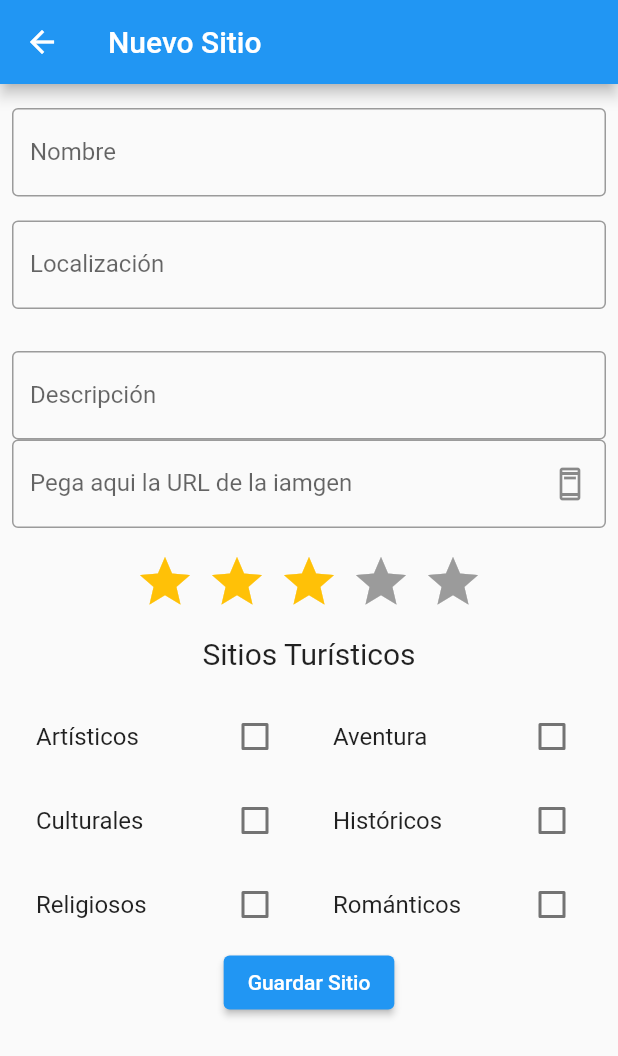
After one commit to Twoprogrammers/Turismo, a Flutter app: the MySitePage screen opened directly, after a tap on the "add" icon, on a phone screen of 412 x 824 dp. The commit adds this screen. Shown: the top 1056 px of the screen. Run offline on Flutter 3.47's test engine with Material 2 defaults, Android fonts, the phone set to English and light mode, and no system bars; drawn by our look-alikes of flutter_rating_bar; our stand-ins replace cloud_firestore, firebase_auth, firebase_core, fluttertoast, hive, hive_flutter and 1 more; accounts and stored records are empty; statements that could not run were skipped.

Commit message:
Lugares modificados

```diff
--- /dev/null
+++ b/lib/models/sitios.dart
@@ -0,0 +1,114 @@
+class Site {
+  var _uid;
+  var _photo;
+  var _nameSite;
+  var _generalDescription;
+  var _rating;
+  var _town;
+  var _department;
+  var _detailedDescription;
+  var _moreInformation;
+  var _latitude;
+  var _longitude;
+
+
+  Site(this._uid, this._photo, this._nameSite, this._generalDescription,
+      this._rating, this._town, this._department, this._detailedDescription,
+      this._moreInformation, this._latitude, this._longitude);
+
+  Site.fromJson(Map<String, dynamic> json)
+      :
+        _uid = json['id'],
+        _photo = json['photo'],
+        _nameSite = json['nameSite'],
+        _generalDescription = json['littleDescription'],
+        _rating = json['rating'],
+        _town = json['town'],
+        _department = json['department'],
+        _detailedDescription = json['detailedDescription'],
+        _moreInformation = json['moreInformation'],
+        _latitude = json['latitude'],
+        _longitude = json['longitude'];
+
+  Map<String, dynamic> toJson() =>
+      {
+        'id': _uid,
+        'name': _photo,
+        'author': _nameSite,
+        'pages': _generalDescription,
+        'rating': _rating,
+        'town': _town,
+        'department': _department,
+        'detailedDescription': _detailedDescription,
+        'moreInformation': _moreInformation,
+        'latitude': _latitude,
+        'longitude': _longitude,
+
+      };
+
+  get town => _town;
+
+  set town(value) {
+    _town = value;
+  }
+
+  get moreInformation => _moreInformation;
+
+  set moreInformation(value) {
+    _moreInformation = value;
+  }
+
+  get detailedDescription => _detailedDescription;
+
+  set detailedDescription(value) {
+    _detailedDescription = value;
+  }
+
+  get department => _department;
+
+  set department(value) {
+    _department = value;
+  }
+
+  get rating => _rating;
+
+  set rating(value) {
+    _rating = value;
+  }
+
+  get generalDescription => _generalDescription;
+
+  set generalDescription(value) {
+    _generalDescription = value;
+  }
+
+  get nameSite => _nameSite;
+
+  set nameSite(value) {
+    _nameSite = value;
+  }
+
+  get photo => _photo;
+
+  set photo(value) {
+    _photo = value;
+  }
+
+  get uid => _uid;
+
+  set uid(value) {
+    _uid = value;
+  }
+
+  get longitude => _longitude;
+
+  set longitude(value) {
+    _longitude = value;
+  }
+
+  get latitude => _latitude;
+
+  set latitude(value) {
+    _latitude = value;
+  }
+}
--- a/lib/pages/login_page.dart
+++ b/lib/pages/login_page.dart
@@ -5,9 +5,10 @@ import 'package:mi_musica/pages/home_page.dart';
 import 'package:mi_musica/pages/register_page.dart';
 import 'package:shared_preferences/shared_preferences.dart';
 import '../models/user.dart';
-import '../repository/usuariofirebase.dart';
 import 'package:firebase_auth/firebase_auth.dart';
 import 'package:fluttertoast/fluttertoast.dart';
+
+import '../repository/usuarioFirebase.dart';
 
 
 class LoginPage extends StatefulWidget {
--- /dev/null
+++ b/lib/pages/mi_sitios_page.dart
@@ -0,0 +1,51 @@
+import 'package:cloud_firestore/cloud_firestore.dart';
+import 'package:firebase_auth/firebase_auth.dart';
+import 'package:flutter/material.dart';
+import 'new_Site_page.dart';
+
+class MySitePage extends StatefulWidget {
+  const MySitePage({Key? key}) : super(key: key);
+
+  @override
+  State<MySitePage> createState() => _MySitePageState();
+}
+
+enum Menu { logOut }
+
+class _MySitePageState extends  State<MySitePage> {
+  @override
+  Widget build(BuildContext context) {
+    return Scaffold(
+      body: Padding(
+          padding: const EdgeInsets.symmetric(horizontal: 8, vertical: 16),
+          child: StreamBuilder<QuerySnapshot>(
+            stream: FirebaseFirestore.instance
+                .collection("users")
+                .doc(FirebaseAuth.instance.currentUser?.uid)
+                .collection("sitios")
+                .snapshots(),
+            builder: (context, snapshot) {
+              if (!snapshot.hasData) return const Text('Loading');
+              return ListView.builder(
+                itemCount: snapshot.data?.docs.length,
+                itemBuilder: (context, index) {
+                  QueryDocumentSnapshot book = snapshot.data!.docs[index];
+                  return Card(
+                      child: ListTile(
+                        title: Text(book['name']),
+                        subtitle: Text(book['localizacion']),
+                      ));
+                },
+              );
+            },
+          )),
+      floatingActionButton: FloatingActionButton(
+          onPressed: () {
+            Navigator.push(context,
+                MaterialPageRoute(builder: (context) => const NewSitePage()));
+          },
+          tooltip: 'Nuevo Lugar',
+          child: const Icon(Icons.add)),
+    );
+  }
+}
--- /dev/null
+++ b/lib/pages/new_Site_page.dart
@@ -0,0 +1,234 @@
+import 'package:flutter/material.dart';
+import 'package:flutter_rating_bar/flutter_rating_bar.dart';
+import 'package:mi_musica/models/sitios.dart';
+
+import '../repository/usuarioFirebase.dart';
+
+
+
+class NewSitePage extends StatefulWidget {
+  const NewSitePage({Key? key}) : super(key: key);
+
+  @override
+  State<NewSitePage> createState() => _NewSitePageState();
+}
+
+class _NewSitePageState extends State<NewSitePage> {
+  final UsuarioFirebase _usuarioFirebase = UsuarioFirebase();
+
+  final _nameSite = TextEditingController();
+  final _town = TextEditingController();
+  final _generalDescription = TextEditingController();
+  final _department = TextEditingController();
+  final _detailedDescription = TextEditingController();
+  final _latitude = TextEditingController();
+  final _longitude = TextEditingController();
+  final _photo = TextEditingController();
+
+  double _rating = 3.0;
+
+  bool _artisticos = false, _culturales = false, _aventura = false, _historicos = false;
+  bool _religiosos = false, _romance = false;
+
+  void _showMsg(String msg){
+    final scaffold = ScaffoldMessenger.of(context);
+    scaffold.showSnackBar(
+      SnackBar(content: Text(msg),
+        action: SnackBarAction(
+            label: 'Aceptar', onPressed: scaffold.hideCurrentSnackBar),
+      ),
+    );
+  }
+  void _createSitio(Site sitio) async{
+    var result = await _usuarioFirebase.createSitio(sitio);
+    _showMsg(result);
+    Navigator.pop(context);
+  }
+  void _saveSite() {
+    var genres = "";
+    if (_artisticos) genres = "$genres Artísticos";
+    if (_culturales) genres = "$genres Culturales";
+    if (_aventura) genres = "$genres Aventura";
+    if (_historicos) genres = "$genres Históricos";
+    if (_religiosos) genres = "$genres Religiosos";
+    if (_romance) genres = "$genres Románticos";
+    var sitio = Site("", _nameSite.text, _generalDescription.text, _town.text, _department.text, _detailedDescription.text, _latitude.text, _longitude.text, genres, _photo.text, _rating.toDouble() );
+    _createSitio(sitio);
+  }
+
+
+    @override
+  Widget build(BuildContext context) {
+    return Scaffold(
+      appBar: AppBar(
+        title: Text("Nuevo Sitio"),
+      ),
+      body: Padding(
+        padding: const EdgeInsets.symmetric(horizontal: 8, vertical: 16),
+        child: SingleChildScrollView(
+          child: Column(
+            mainAxisAlignment: MainAxisAlignment.center,
+            children: [
+              TextFormField(
+                controller: _nameSite,
+                decoration: const InputDecoration(
+                    border: OutlineInputBorder(), labelText: 'Nombre'),
+                keyboardType: TextInputType.text,
+              ),
+              const SizedBox(
+                height: 16.0,
+              ),
+              TextFormField(
+                controller: _department,
+                decoration: const InputDecoration(
+                    border: OutlineInputBorder(), labelText: 'Localización'),
+                keyboardType: TextInputType.text,
+              ),
+              const SizedBox(
+                height: 12.0,
+              ),
+
+              const SizedBox(
+                height: 16.0,
+              ),
+              TextFormField(
+                controller: _detailedDescription,
+                decoration: const InputDecoration(
+                    border: OutlineInputBorder(),
+                    labelText: 'Descripción'),
+                keyboardType: TextInputType.text,
+              ),
+              TextFormField(
+                controller: _photo,
+                decoration: const InputDecoration(
+                    border: OutlineInputBorder(),
+                    labelText: 'Pega aqui la URL de la iamgen',
+                    suffixIcon: Icon(Icons.ad_units_outlined)),
+                keyboardType: TextInputType.text,
+
+              ),
+              const SizedBox(
+                height: 16.0,
+              ),
+              RatingBar.builder(
+                initialRating: 3,
+                minRating: 1,
+                direction: Axis.horizontal,
+                allowHalfRating: true,
+                itemCount: 5,
+                itemPadding: const EdgeInsets.symmetric(horizontal: 4.0),
+                itemBuilder: (context, _) => const Icon(
+                  Icons.star,
+                  color: Colors.amber,
+                ),
+                onRatingUpdate: (rating) {
+                  _rating = rating;
+                },
+              ),
+              const SizedBox(
+                height: 16.0,
+              ),
+              const Text(
+                "Sitios Turísticos",
+                style: TextStyle(fontSize: 20),
+              ),
+              const SizedBox(
+                height: 16.0,
+              ),
+              Row(
+                children: [
+                  Expanded(
+                    child: CheckboxListTile(
+                      title: const Text("Artísticos"),
+                      value: _artisticos,
+                      selected: _artisticos,
+                      onChanged: (bool? value) {
+                        setState(() {
+                          _artisticos = value!;
+                        });
+                      } ,
+                    ),
+                  ),
+                  Expanded(
+                    child: CheckboxListTile(
+                      title: const Text("Aventura"),
+                      value: _aventura,
+                      selected: _aventura,
+                      onChanged: (bool? value) {
+                        setState(() {
+                          _aventura = value!;
+                        });
+                      },
+                    ),
+                  ),
+                ],
+              ),
+              Row(
+                children: [
+                  Expanded(
+                    child: CheckboxListTile(
+                      title: const Text("Culturales"),
+                      value: _culturales,
+                      selected: _culturales,
+                      onChanged: (bool? value) {
+                        setState(() {
+                          _culturales = value!;
+                        });
+                      },
+                    ),
+                  ),
+                  Expanded(
+                    child: CheckboxListTile(
+                      title: const Text("Históricos"),
+                      value: _historicos,
+                      selected: _historicos,
+                      onChanged: (bool? value) {
+                        setState(() {
+                          _historicos = value!;
+                        });
+                      },
+                    ),
+                  ),
+                ],
+              ),
+              Row(
+                children: [
+                  Expanded(
+                    child: CheckboxListTile(
+                      title: const Text("Religiosos"),
+                      value: _religiosos,
+                      selected: _religiosos,
+                      onChanged: (bool? value) {
+                        setState(() {
+                          _religiosos= value!;
+                        });
+                      },
+                    ),
+                  ),
+                  Expanded(
+                    child: CheckboxListTile(
+                      title: const Text("Románticos"),
+                      value: _romance,
+                      selected: _romance,
+                      onChanged: (bool? value) {
+                        setState(() {
+                          _romance = value!;
+                        });
+                      },
+                    ),
+                  ),
+                ],
+              ),
+              ElevatedButton(
+                onPressed: () {
+                  _saveSite();
+                },
+                child: const Text("Guardar Sitio"),
+              ),
+            ],
+          ),
+        ),
+      ),
+    );
+  }
+}
--- a/lib/pages/register_page.dart
+++ b/lib/pages/register_page.dart
@@ -3,7 +3,8 @@ import 'package:flutter/services.dart';
 import 'package:intl/intl.dart';
 import 'package:mi_musica/models/user.dart';
 import 'package:mi_musica/pages/login_page.dart';
-import '../repository/usuariofirebase.dart';
+import '../repository/usuarioFirebase.dart';
+
 
 
 class RegisterPage extends StatefulWidget {
--- a/lib/pages/splash_page.dart
+++ b/lib/pages/splash_page.dart
@@ -1,5 +1,6 @@
 import 'package:firebase_auth/firebase_auth.dart';
 import 'package:flutter/material.dart';
+import 'package:mi_musica/pages/home_page.dart';
 import 'package:mi_musica/pages/login_page.dart';
 
 import 'mi_sitios_page.dart';
@@ -26,7 +27,7 @@ class _SplashPageState extends State<SplashPage> {
             MaterialPageRoute(builder: (context) => const LoginPage()));
       } else {
         Navigator.pushReplacement(
-            context, MaterialPageRoute(builder: (context) => const MySitePage()));
+            context, MaterialPageRoute(builder: (context) => const HomePage()));
       }
     });
   }
```
Also changed, not shown: lib/main.dart (+10 -4 lines), lib/pages/home_page.dart (+99 -6 lines), lib/repository/usuariofirebase.dart (deleted, +0 -69 lines), pubspec.yaml (+8 -0 lines), pubspec.lock, 2 other files.
